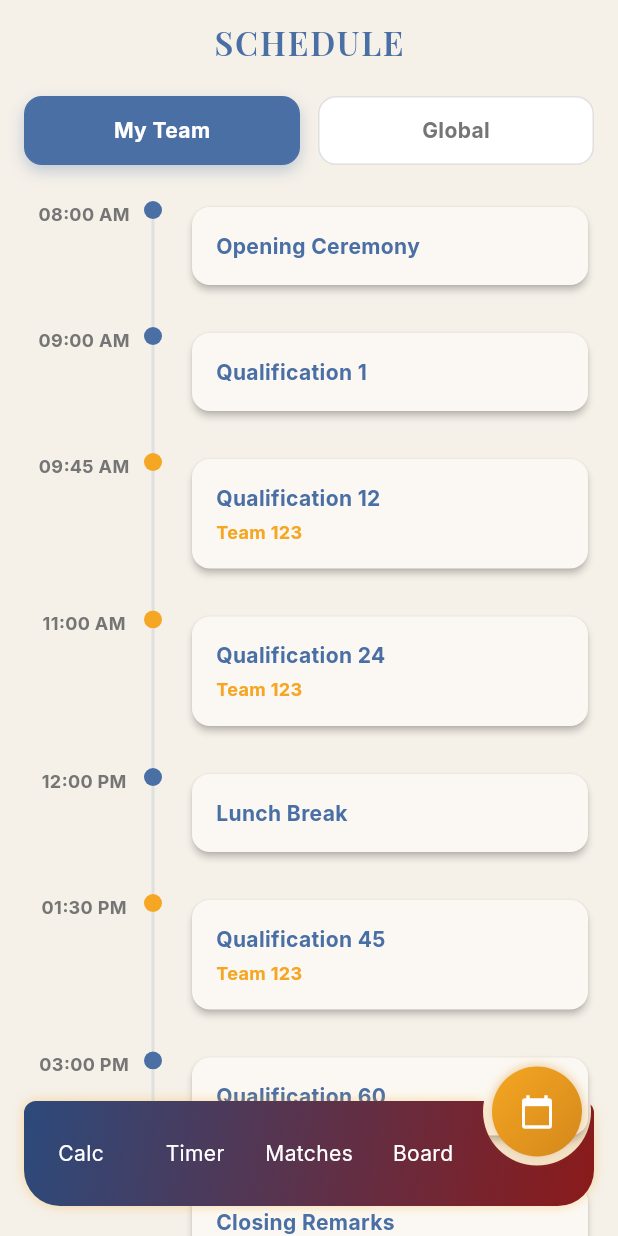
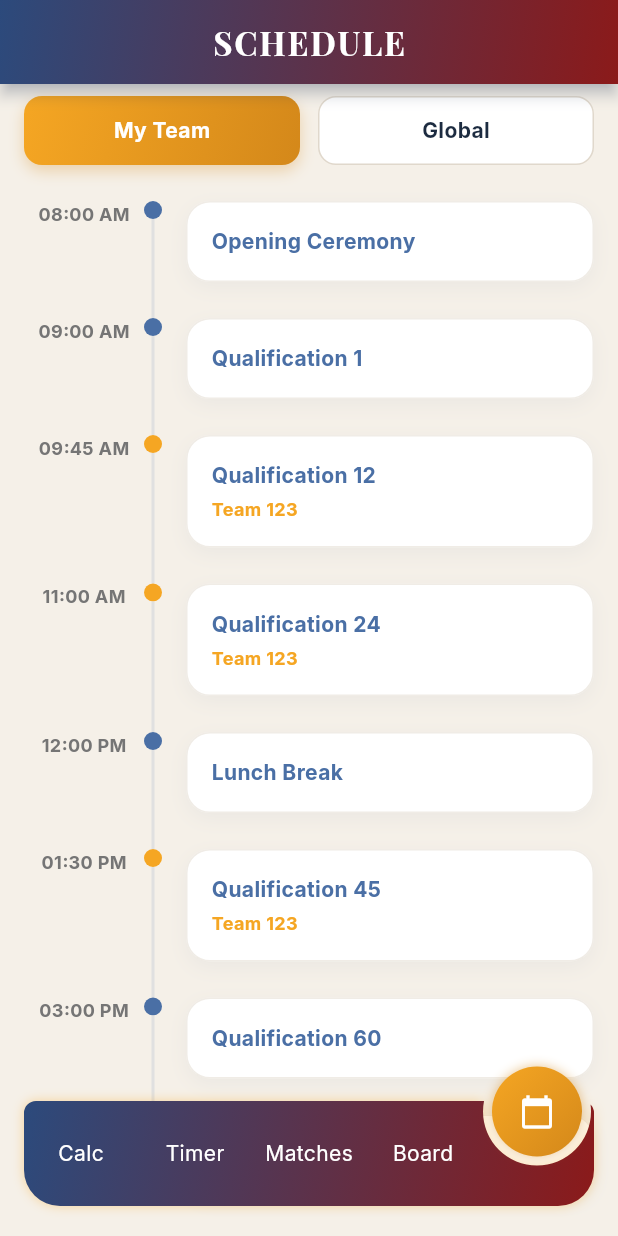
Before and after one commit to KerelosNasser/code_red, a Flutter app: the ScheduleScreen screen opened by its route, on a phone screen of 412 x 824 dp. Run offline on Flutter 3.47's test engine with Material 3 defaults, Android fonts, the phone set to English and light mode, and no system bars; drawn by our look-alikes of circle_nav_bar; our stand-ins replace flutter_animate, flutter_riverpod, go_router, google_fonts, hive_flutter, riverpod_annotation; accounts and stored records are empty; generated files the repository leaves out were written again.

Commit message:
feat: implement primary feature screens and shared UI components for calculator, matches, and schedule modules

```diff
--- a/lib/src/features/schedule/presentation/schedule_screen.dart
+++ b/lib/src/features/schedule/presentation/schedule_screen.dart
@@ -1,4 +1,5 @@
 import 'package:flutter/material.dart';
+import '../../../shared/widgets/dara_app_bar.dart';
 import '../../../shared/widgets/dara_card.dart';
 import '../../../core/theme/app_colors.dart';
 
@@ -45,18 +46,7 @@ class _ScheduleScreenState extends State<ScheduleScreen> {
 
     return Scaffold(
       backgroundColor: AppColors.background,
-      appBar: AppBar(
-        title: Text(
-          'SCHEDULE',
-          style: Theme.of(context).textTheme.titleLarge?.copyWith(
-                color: AppColors.primaryBlue,
-                letterSpacing: 1.2,
-              ),
-        ),
-        backgroundColor: Colors.transparent,
-        elevation: 0,
-        centerTitle: true,
-      ),
+      appBar: const DaraAppBar(title: 'SCHEDULE'),
       body: Column(
         children: [
           Padding(
@@ -119,15 +109,22 @@ class _ToggleButton extends StatelessWidget {
         duration: const Duration(milliseconds: 200),
         padding: const EdgeInsets.symmetric(vertical: 12),
         decoration: BoxDecoration(
-          color: isSelected ? AppColors.primaryBlue : Colors.white,
+          color: isSelected ? null : AppColors.surface,
+          gradient: isSelected
+              ? const LinearGradient(
+                  colors: [AppColors.secondaryGold, AppColors.secondaryGoldDark],
+                  begin: Alignment.topLeft,
+                  end: Alignment.bottomRight,
+                )
+              : null,
           borderRadius: BorderRadius.circular(12),
           border: Border.all(
-            color: isSelected ? AppColors.primaryBlue : Colors.grey[300]!,
+            color: isSelected ? Colors.transparent : AppColors.divider,
           ),
           boxShadow: isSelected
               ? [
                   BoxShadow(
-                    color: AppColors.primaryBlue.withOpacity(0.3),
+                    color: AppColors.secondaryGoldDark.withValues(alpha: 0.3),
                     blurRadius: 8,
                     offset: const Offset(0, 4),
                   )
@@ -138,7 +135,7 @@ class _ToggleButton extends StatelessWidget {
           child: Text(
             label,
             style: TextStyle(
-              color: isSelected ? Colors.white : Colors.grey[600],
+              color: isSelected ? Colors.white : AppColors.textPrimary,
               fontWeight: FontWeight.bold,
             ),
           ),
--- /dev/null
+++ b/lib/src/shared/widgets/dara_app_bar.dart
@@ -0,0 +1,43 @@
+import 'package:flutter/material.dart';
+import 'package:google_fonts/google_fonts.dart';
+import '../../core/theme/app_colors.dart';
+
+class DaraAppBar extends StatelessWidget implements PreferredSizeWidget {
+  final String title;
+  final List<Widget>? actions;
+
+  const DaraAppBar({super.key, required this.title, this.actions});
+
+  @override
+  Widget build(BuildContext context) {
+    return AppBar(
+      title: Text(
+        title,
+        style: GoogleFonts.playfairDisplay(
+          fontSize: 22,
+          fontWeight: FontWeight.bold,
+          color: Colors.white,
+          letterSpacing: 1.2,
+        ),
+      ),
+      centerTitle: true,
+      elevation: 4,
+      shadowColor: AppColors.primaryBlueDark.withValues(alpha: 0.5),
+      actions: actions,
+      flexibleSpace: Container(
+        decoration: const BoxDecoration(
+          gradient: LinearGradient(
+            begin: Alignment.topLeft,
+            end: Alignment.bottomRight,
+            colors: [AppColors.primaryBlueDark, AppColors.accentMaroon],
+          ),
+        ),
+      ),
+      iconTheme: const IconThemeData(color: Colors.white),
+      actionsIconTheme: const IconThemeData(color: Colors.white),
+    );
+  }
+
+  @override
+  Size get preferredSize => const Size.fromHeight(kToolbarHeight);
+}
--- a/lib/src/shared/widgets/dara_card.dart
+++ b/lib/src/shared/widgets/dara_card.dart
@@ -1,15 +1,38 @@
+import 'package:code_red/src/core/theme/app_colors.dart';
 import 'package:flutter/material.dart';
 
 class DaraCard extends StatelessWidget {
   final Widget child;
-  const DaraCard({super.key, required this.child});
+  final EdgeInsetsGeometry padding;
+
+  const DaraCard({
+    super.key,
+    required this.child,
+    this.padding = const EdgeInsets.all(16),
+  });
 
   @override
   Widget build(BuildContext context) {
-    return Card(
-      elevation: 2,
-      shape: RoundedRectangleBorder(borderRadius: BorderRadius.circular(12)),
-      child: Padding(padding: const EdgeInsets.all(16), child: child),
+    return Container(
+      decoration: BoxDecoration(
+        color: AppColors.surface,
+        borderRadius: BorderRadius.circular(16),
+        border: Border.all(
+          color: AppColors.divider.withValues(alpha: 0.5),
+          width: 1,
+        ),
+        boxShadow: [
+          BoxShadow(
+            color: AppColors.primaryBlueDark.withValues(alpha: 0.05),
+            blurRadius: 10,
+            offset: const Offset(0, 4),
+          ),
+        ],
+      ),
+      child: Padding(
+        padding: padding,
+        child: child,
+      ),
     );
   }
 }
```
Also changed, not shown: lib/src/features/calculator/presentation/calculator_screen.dart (+20 -16 lines), lib/src/features/leaderboard/presentation/leaderboard_screen.dart (+48 -43 lines), lib/src/features/matches/presentation/matches_screen.dart (+2 -12 lines), lib/src/features/timer/presentation/timer_screen.dart (+74 -16 lines).
